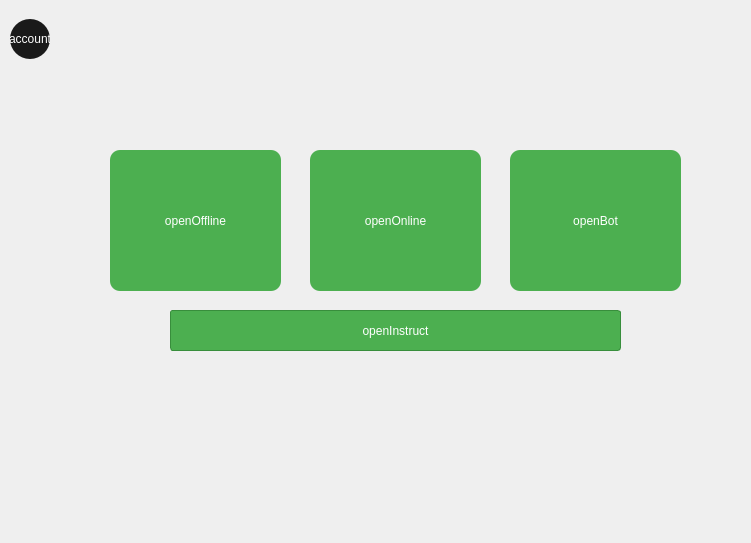
The window that interface/Go_app/ui/form.ui (gZEVI-1/OS_GO) describes before a commit, drawn with Qt 5.
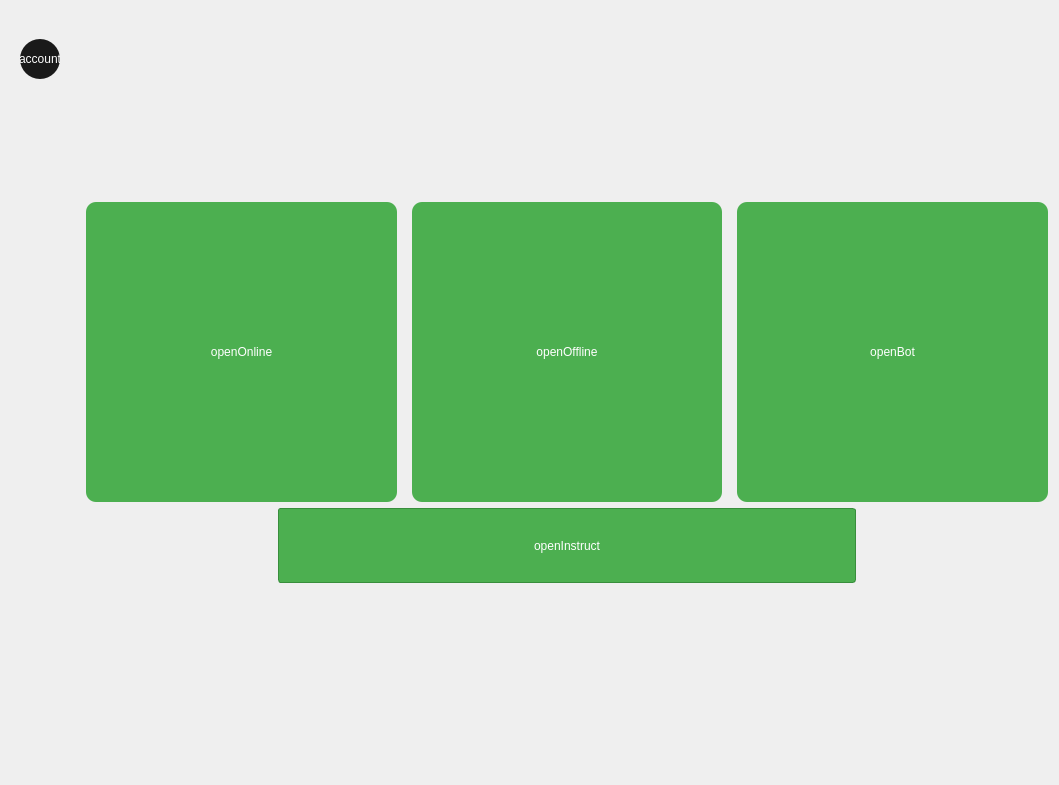
The same window after the commit. Icons and pictures are not drawn.

What changed in the file:
```diff
--- a/interface/Go_app/ui/form.ui
+++ b/interface/Go_app/ui/form.ui
@@ -6,22 +6,18 @@
    <rect>
     <x>0</x>
     <y>0</y>
-    <width>751</width>
-    <height>543</height>
+    <width>1059</width>
+    <height>785</height>
    </rect>
   </property>
   <property name="windowTitle">
    <string>Widget</string>
   </property>
+  <layout class="QVBoxLayout" name="verticalLayout_4">
+   <item>
+    <layout class="QHBoxLayout" name="horizontalLayout_3" stretch="1,14">
+     <item>
   <widget class="QDockWidget" name="sidebar">
-   <property name="geometry">
-    <rect>
-     <x>0</x>
-     <y>-30</y>
-     <width>61</width>
-     <height>571</height>
-    </rect>
-   </property>
    <property name="features">
     <set>QDockWidget::DockWidgetFeature::NoDockWidgetFeatures</set>
    </property>
@@ -29,15 +25,9 @@
     <set>Qt::DockWidgetArea::LeftDockWidgetArea</set>
    </property>
    <widget class="QWidget" name="dockWidgetContents">
+        <layout class="QVBoxLayout" name="verticalLayout_3">
+         <item>
     <widget class="QPushButton" name="buttonAccount">
-     <property name="geometry">
-      <rect>
-       <x>10</x>
-       <y>30</y>
-       <width>40</width>
-       <height>40</height>
-      </rect>
-     </property>
      <property name="styleSheet">
       <string notr="true">QPushButton#buttonAccount{
     background-color: #1A1A1A;
@@ -54,15 +44,22 @@
       <string>account</string>
      </property>
     </widget>
+         </item>
+         <item>
+          <spacer name="verticalSpacer_3">
+           <property name="orientation">
+            <enum>Qt::Orientation::Vertical</enum>
+           </property>
+           <property name="sizeHint" stdset="0">
+            <size>
+             <width>20</width>
+             <height>40</height>
+            </size>
+           </property>
+          </spacer>
+         </item>
+         <item>
     <widget class="QPushButton" name="buttonSettings">
-     <property name="geometry">
-      <rect>
-       <x>10</x>
-       <y>480</y>
-       <width>40</width>
-       <height>40</height>
-      </rect>
-     </property>
      <property name="styleSheet">
       <string notr="true">QPushButton {
     border: none;
@@ -80,16 +77,40 @@
       </size>
      </property>
     </widget>
-   </widget>
-  </widget>
+         </item>
+        </layout>
+       </widget>
+      </widget>
+     </item>
+     <item>
+      <layout class="QVBoxLayout" name="verticalLayout_2" stretch="1,2,1">
+       <item>
+        <spacer name="verticalSpacer">
+         <property name="orientation">
+          <enum>Qt::Orientation::Vertical</enum>
+         </property>
+         <property name="sizeHint" stdset="0">
+          <size>
+           <width>20</width>
+           <height>40</height>
+          </size>
+         </property>
+        </spacer>
+       </item>
+       <item>
+        <layout class="QVBoxLayout" name="verticalLayout" stretch="4,1">
+         <item>
+          <layout class="QHBoxLayout" name="horizontalLayout">
+           <property name="spacing">
+            <number>15</number>
+           </property>
+           <item>
   <widget class="QPushButton" name="buttonWindOnline">
-   <property name="geometry">
-    <rect>
-     <x>310</x>
-     <y>150</y>
-     <width>171</width>
-     <height>141</height>
-    </rect>
+             <property name="sizePolicy">
+              <sizepolicy hsizetype="Minimum" vsizetype="Expanding">
+               <horstretch>0</horstretch>
+               <verstretch>0</verstretch>
+              </sizepolicy>
    </property>
    <property name="styleSheet">
     <string notr="true">QPushButton#buttonWindOnline {
@@ -103,14 +124,14 @@
     <string>openOnline</string>
    </property>
   </widget>
+           </item>
+           <item>
   <widget class="QPushButton" name="buttonWindOffline">
-   <property name="geometry">
-    <rect>
-     <x>110</x>
-     <y>150</y>
-     <width>171</width>
-     <height>141</height>
-    </rect>
+             <property name="sizePolicy">
+              <sizepolicy hsizetype="Minimum" vsizetype="Expanding">
+               <horstretch>0</horstretch>
+               <verstretch>0</verstretch>
+              </sizepolicy>
    </property>
    <property name="styleSheet">
     <string notr="true">QPushButton#buttonWindOffline{
@@ -124,14 +145,52 @@
     <string>openOffline</string>
    </property>
   </widget>
+           </item>
+           <item>
+            <widget class="QPushButton" name="buttonWindBot">
+             <property name="sizePolicy">
+              <sizepolicy hsizetype="Minimum" vsizetype="Expanding">
+               <horstretch>0</horstretch>
+               <verstretch>0</verstretch>
+              </sizepolicy>
+             </property>
+             <property name="styleSheet">
+              <string notr="true">QPushButton#buttonWindBot {
+    background-color: #4CAF50;
+    border-radius: 10px;  
+    color: white;
+    padding: 8px 16px;
+}</string>
+             </property>
+             <property name="text">
+              <string>openBot</string>
+             </property>
+            </widget>
+           </item>
+          </layout>
+         </item>
+         <item>
+          <layout class="QHBoxLayout" name="horizontalLayout_2" stretch="1,3,1">
+           <item>
+            <spacer name="horizontalSpacer">
+             <property name="orientation">
+              <enum>Qt::Orientation::Horizontal</enum>
+             </property>
+             <property name="sizeHint" stdset="0">
+              <size>
+               <width>40</width>
+               <height>20</height>
+              </size>
+             </property>
+            </spacer>
+           </item>
+           <item>
   <widget class="QPushButton" name="buttonInstruct">
-   <property name="geometry">
-    <rect>
-     <x>170</x>
-     <y>310</y>
-     <width>451</width>
-     <height>41</height>
-    </rect>
+             <property name="sizePolicy">
+              <sizepolicy hsizetype="Minimum" vsizetype="Expanding">
+               <horstretch>0</horstretch>
+               <verstretch>0</verstretch>
+              </sizepolicy>
    </property>
    <property name="styleSheet">
     <string notr="true">QPushButton#buttonInstruct {
@@ -145,27 +204,42 @@
     <string>openInstruct</string>
    </property>
   </widget>
-  <widget class="QPushButton" name="buttonWindBot">
-   <property name="geometry">
-    <rect>
-     <x>510</x>
-     <y>150</y>
-     <width>171</width>
-     <height>141</height>
-    </rect>
-   </property>
-   <property name="styleSheet">
-    <string notr="true">QPushButton#buttonWindBot {
-    background-color: #4CAF50;
-    border-radius: 10px;  
-    color: white;
-    padding: 8px 16px;
-}</string>
-   </property>
-   <property name="text">
-    <string>openBot</string>
-   </property>
-  </widget>
+           </item>
+           <item>
+            <spacer name="horizontalSpacer_2">
+             <property name="orientation">
+              <enum>Qt::Orientation::Horizontal</enum>
+             </property>
+             <property name="sizeHint" stdset="0">
+              <size>
+               <width>40</width>
+               <height>20</height>
+              </size>
+             </property>
+            </spacer>
+           </item>
+          </layout>
+         </item>
+        </layout>
+       </item>
+       <item>
+        <spacer name="verticalSpacer_2">
+         <property name="orientation">
+          <enum>Qt::Orientation::Vertical</enum>
+         </property>
+         <property name="sizeHint" stdset="0">
+          <size>
+           <width>20</width>
+           <height>40</height>
+          </size>
+         </property>
+        </spacer>
+       </item>
+      </layout>
+     </item>
+    </layout>
+   </item>
+  </layout>
  </widget>
  <resources/>
  <connections/>
```
Lines whose indentation alone changed are shown as unchanged.
